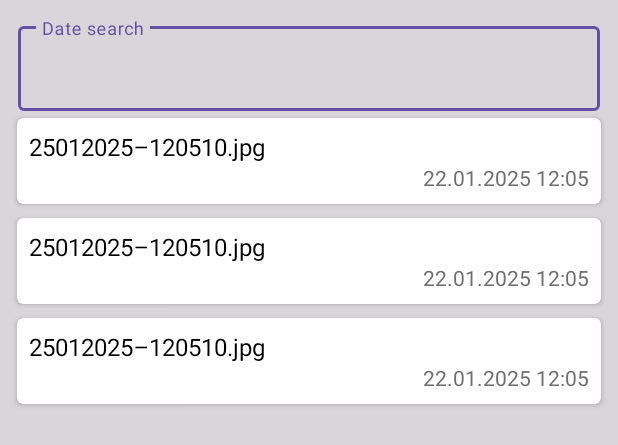
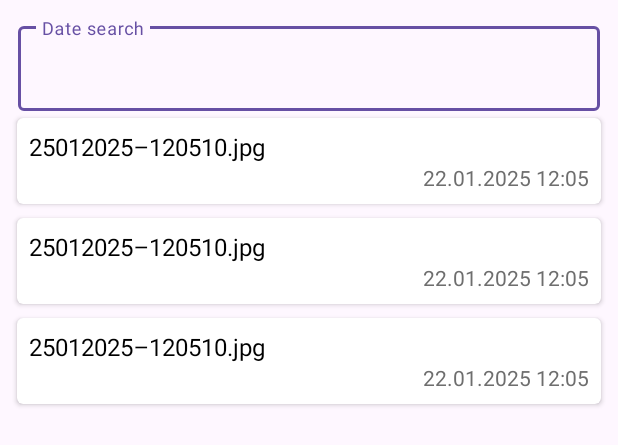
Before and after one commit to dgmedvedev/SnapshotHistory, an Android app: the layout fragment_snapshot_list.xml on its own in the app's theme, with its tools: preview values and no code run, on a phone screen of 412 x 824 dp. Shown: the top 445 px of the screen. Run offline under Robolectric (Android 15) with nearby library versions, the phone set to English and light mode, and no system bars.

Commit message:
the fragment_snapshot_list.xml has been changed

```diff
--- a/app/src/main/res/layout/fragment_snapshot_list.xml
+++ b/app/src/main/res/layout/fragment_snapshot_list.xml
@@ -4,7 +4,6 @@
     xmlns:tools="http://schemas.android.com/tools"
     android:layout_width="match_parent"
     android:layout_height="match_parent"
-    android:background="@color/gray_transparency"
     android:padding="8dp">
 
     <com.google.android.material.textfield.TextInputLayout
@@ -12,6 +11,7 @@
         android:layout_width="match_parent"
         android:layout_height="wrap_content"
         android:layout_margin="4dp"
+        android:backgroundTint="@color/gray_transparency"
         android:textColorHint="@color/gray"
         app:layout_constraintEnd_toEndOf="parent"
         app:layout_constraintStart_toStartOf="parent"
@@ -21,10 +21,11 @@
             android:id="@+id/et_search"
             android:layout_width="match_parent"
             android:layout_height="wrap_content"
+            android:backgroundTint="@color/black"
             android:gravity="start"
             android:hint="@string/hint_text_field_search"
             android:inputType="date"
-            android:textColor="@color/black" />
+            android:textColor="@android:color/white" />
     </com.google.android.material.textfield.TextInputLayout>
 
     <androidx.recyclerview.widget.RecyclerView
```
